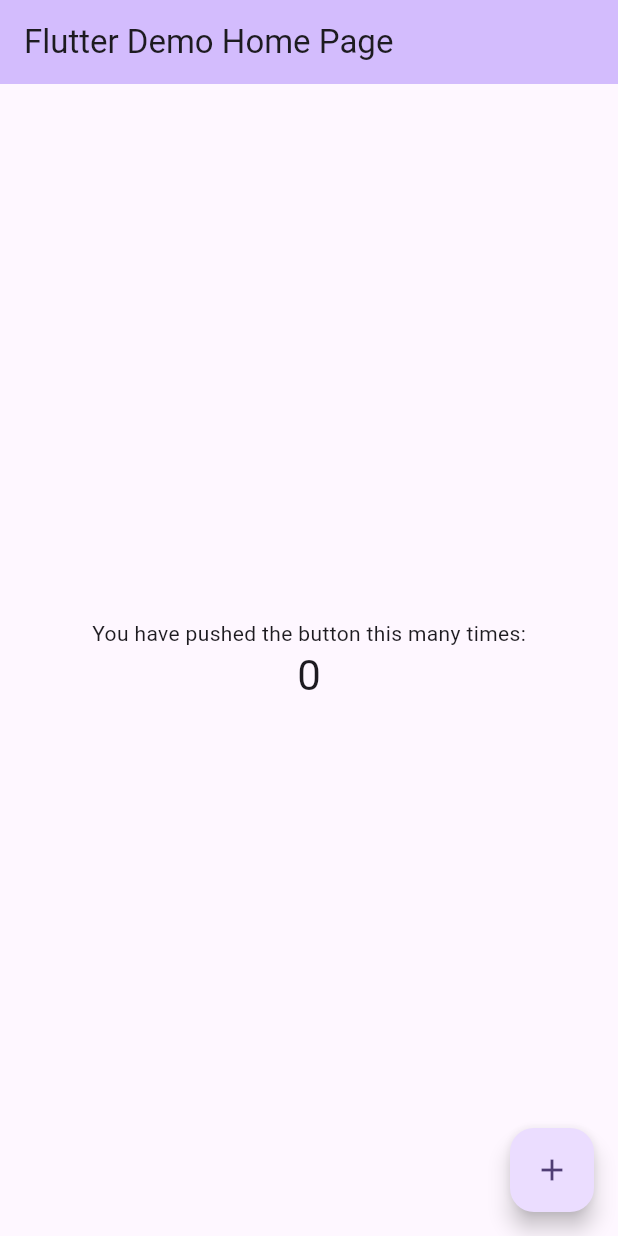
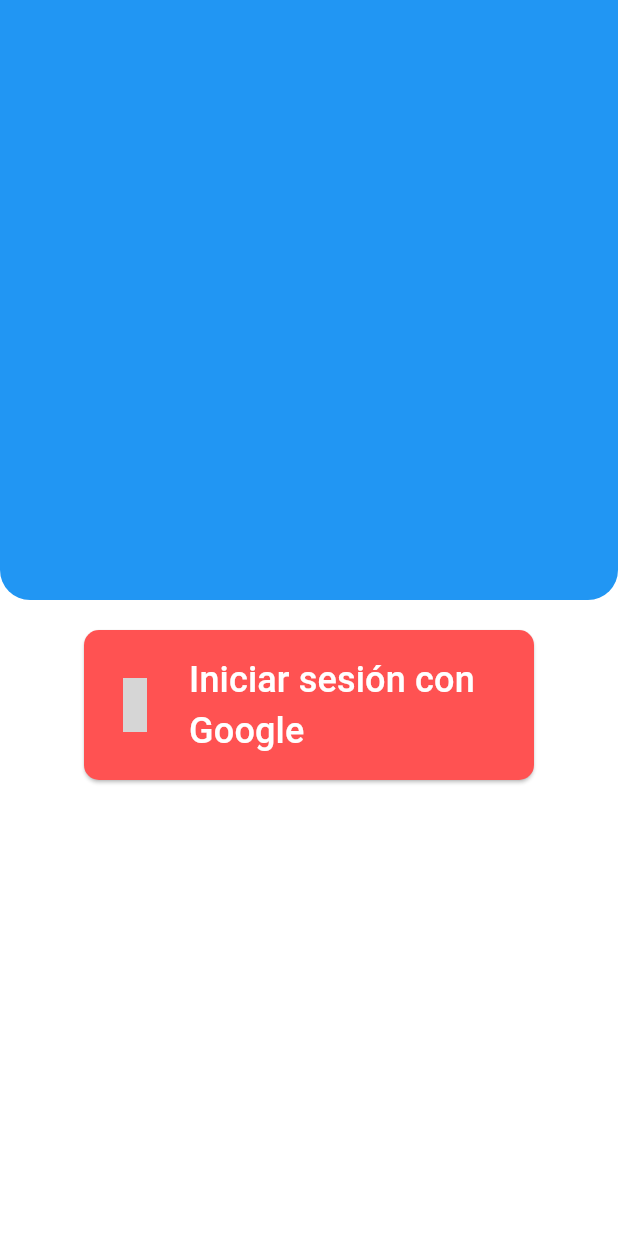
Before and after one commit to Netyhr/dam_proyecto_2024, a Flutter app: the screen it shows after launch, on a phone screen of 412 x 824 dp. Run offline on Flutter 3.47's test engine with Material 3 defaults, Android fonts, the phone set to English and light mode, and no system bars; our stand-ins replace cloud_firestore, firebase_auth, firebase_core, google_sign_in, material_design_icons_flutter; accounts and stored records are empty; grey boxes are pictures that could not be loaded.

Commit message:
feat: add google sign up, login page and home page

```diff
--- a/lib/main.dart
+++ b/lib/main.dart
@@ -1,3 +1,5 @@
+import 'package:dam_proyecto_2024/my_theme.dart';
+import 'package:dam_proyecto_2024/pages/login_page.dart';
 import 'package:firebase_core/firebase_core.dart';
 import 'package:flutter/material.dart';
 
@@ -15,115 +17,9 @@
   Widget build(BuildContext context) {
     return MaterialApp(
       debugShowCheckedModeBanner: false,
-      title: 'Flutter Demo',
-      theme: ThemeData(
-        // This is the theme of your application.
-        //
-        // TRY THIS: Try running your application with "flutter run". You'll see
-        // the application has a purple toolbar. Then, without quitting the app,
-        // try changing the seedColor in the colorScheme below to Colors.green
-        // and then invoke "hot reload" (save your changes or press the "hot
-        // reload" button in a Flutter-supported IDE, or press "r" if you used
-        // the command line to start the app).
-        //
-        // Notice that the counter didn't reset back to zero; the application
-        // state is not lost during the reload. To reset the state, use hot
-        // restart instead.
-        //
-        // This works for code too, not just values: Most code changes can be
-        // tested with just a hot reload.
-        colorScheme: ColorScheme.fromSeed(seedColor: Colors.deepPurple),
-        useMaterial3: true,
-      ),
-      home: const MyHomePage(title: 'Flutter Demo Home Page'),
+      title: 'Reshi',
+      theme: MyTheme.lightTheme,
+      home: LoginPage(),
     );
   }
 }
-
-class MyHomePage extends StatefulWidget {
-  const MyHomePage({super.key, required this.title});
-
-  // This widget is the home page of your application. It is stateful, meaning
-  // that it has a State object (defined below) that contains fields that affect
-  // how it looks.
-
-  // This class is the configuration for the state. It holds the values (in this
-  // case the title) provided by the parent (in this case the App widget) and
-  // used by the build method of the State. Fields in a Widget subclass are
-  // always marked "final".
-
-  final String title;
-
-  @override
-  State<MyHomePage> createState() => _MyHomePageState();
-}
-
-class _MyHomePageState extends State<MyHomePage> {
-  int _counter = 0;
-
-  void _incrementCounter() {
-    setState(() {
-      // This call to setState tells the Flutter framework that something has
-      // changed in this State, which causes it to rerun the build method below
-      // so that the display can reflect the updated values. If we changed
-      // _counter without calling setState(), then the build method would not be
-      // called again, and so nothing would appear to happen.
-      _counter++;
-    });
-  }
-
-  @override
-  Widget build(BuildContext context) {
-    // This method is rerun every time setState is called, for instance as done
-    // by the _incrementCounter method above.
-    //
-    // The Flutter framework has been optimized to make rerunning build methods
-    // fast, so that you can just rebuild anything that needs updating rather
-    // than having to individually change instances of widgets.
-    return Scaffold(
-      appBar: AppBar(
-        // TRY THIS: Try changing the color here to a specific color (to
-        // Colors.amber, perhaps?) and trigger a hot reload to see the AppBar
-        // change color while the other colors stay the same.
-        backgroundColor: Theme.of(context).colorScheme.inversePrimary,
-        // Here we take the value from the MyHomePage object that was created by
-        // the App.build method, and use it to set our appbar title.
-        title: Text(widget.title),
-      ),
-      body: Center(
-        // Center is a layout widget. It takes a single child and positions it
-        // in the middle of the parent.
-        child: Column(
-          // Column is also a layout widget. It takes a list of children and
-          // arranges them vertically. By default, it sizes itself to fit its
-          // children horizontally, and tries to be as tall as its parent.
-          //
-          // Column has various properties to control how it sizes itself and
-          // how it positions its children. Here we use mainAxisAlignment to
-          // center the children vertically; the main axis here is the vertical
-          // axis because Columns are vertical (the cross axis would be
-          // horizontal).
-          //
-          // TRY THIS: Invoke "debug painting" (choose the "Toggle Debug Paint"
-          // action in the IDE, or press "p" in the console), to see the
-          // wireframe for each widget.
-          mainAxisAlignment: MainAxisAlignment.center,
-          children: <Widget>[
-            const Text(
-              'You have pushed the button this many times:',
-            ),
-            Text(
-              '$_counter',
-              style: Theme.of(context).textTheme.headlineMedium,
-            ),
-          ],
-        ),
-      ),
-      floatingActionButton: FloatingActionButton(
-        onPressed: _incrementCounter,
-        tooltip: 'Increment',
-        child: const Icon(Icons.add),
-      ), // This trailing comma makes auto-formatting nicer for build methods.
-    );
-  }
-}
--- /dev/null
+++ b/lib/my_theme.dart
@@ -0,0 +1,27 @@
+import 'package:flutter/material.dart';
+
+class MyTheme {
+  static final ThemeData lightTheme = ThemeData(
+    primaryColor: Colors.green,
+    fontFamily: 'Roboto',
+    brightness: Brightness.light,
+    colorScheme: ColorScheme.light(
+      primary: Colors.green,
+      secondary: Colors.red,
+    ),
+    elevatedButtonTheme: ElevatedButtonThemeData(
+      style: ButtonStyle(
+        backgroundColor: WidgetStateProperty.all(Colors.redAccent),
+        foregroundColor: WidgetStateProperty.all(Colors.white),
+        shape: WidgetStateProperty.all(RoundedRectangleBorder(
+          borderRadius: BorderRadius.circular(10.0),
+        )),
+      ),
+    ),
+    textButtonTheme: TextButtonThemeData(
+      style: ButtonStyle(
+        foregroundColor: WidgetStateProperty.all(Colors.brown.shade700),
+      ),
+    ),
+  );
+}
--- /dev/null
+++ b/lib/pages/login_page.dart
@@ -0,0 +1,79 @@
+import 'package:dam_proyecto_2024/pages/home_page.dart';
+import 'package:dam_proyecto_2024/services/auth_service.dart';
+import 'package:firebase_auth/firebase_auth.dart';
+import 'package:flutter/material.dart';
+import 'package:material_design_icons_flutter/material_design_icons_flutter.dart';
+
+class LoginPage extends StatefulWidget {
+  const LoginPage({super.key});
+
+  @override
+  State<LoginPage> createState() => _LoginPageState();
+}
+
+class _LoginPageState extends State<LoginPage> {
+  TextEditingController emailController = TextEditingController();
+  TextEditingController passwordController = TextEditingController();
+
+  @override
+  Widget build(BuildContext context) {
+    return Scaffold(
+      body: Container(
+        height: double.infinity,
+        width: double.infinity,
+        color: Colors.white,
+        child: Column(
+          children: [
+            Container(
+              height: 400,
+              width: double.infinity,
+              decoration: BoxDecoration(
+                  color: Colors.blue,
+                  borderRadius: BorderRadius.only(
+                      bottomLeft: Radius.circular(20),
+                      bottomRight: Radius.circular(20))),
+            ),
+            Container(
+                margin: EdgeInsets.only(top: 20),
+                child: SignUpWithGoogleButtonWidget())
+          ],
+        ),
+      ),
+    );
+  }
+}
+
+class SignUpWithGoogleButtonWidget extends StatelessWidget {
+  const SignUpWithGoogleButtonWidget({
+    super.key,
+  });
+
+  @override
+  Widget build(BuildContext context) {
+    return ElevatedButton.icon(
+      onPressed: () async {
+        User? user = await signInWithGoogle();
+        if (user != null) {
+          await addUserToDatabase(user);
+          Navigator.pushReplacement(
+              context, MaterialPageRoute(builder: (context) => HomePage()));
+        }
+      },
+      icon: Icon(
+        MdiIcons.google,
+        size: 36,
+      ),
+      style: ElevatedButton.styleFrom(
+        fixedSize: Size(300, 100),
+        shape: RoundedRectangleBorder(borderRadius: BorderRadius.circular(10)),
+      ),
+      label: Padding(
+        padding: const EdgeInsets.only(left: 10),
+        child: Text(
+          'Iniciar sesión con Google',
+          style: TextStyle(fontSize: 24),
+        ),
+      ),
+    );
+  }
+}
```
Also changed, not shown: lib/pages/categories_page.dart (added, +19 -0 lines), lib/pages/home_page.dart (added, +109 -0 lines), lib/pages/recipes_page.dart (added, +17 -0 lines), lib/services/auth_service.dart (added, +54 -0 lines).
